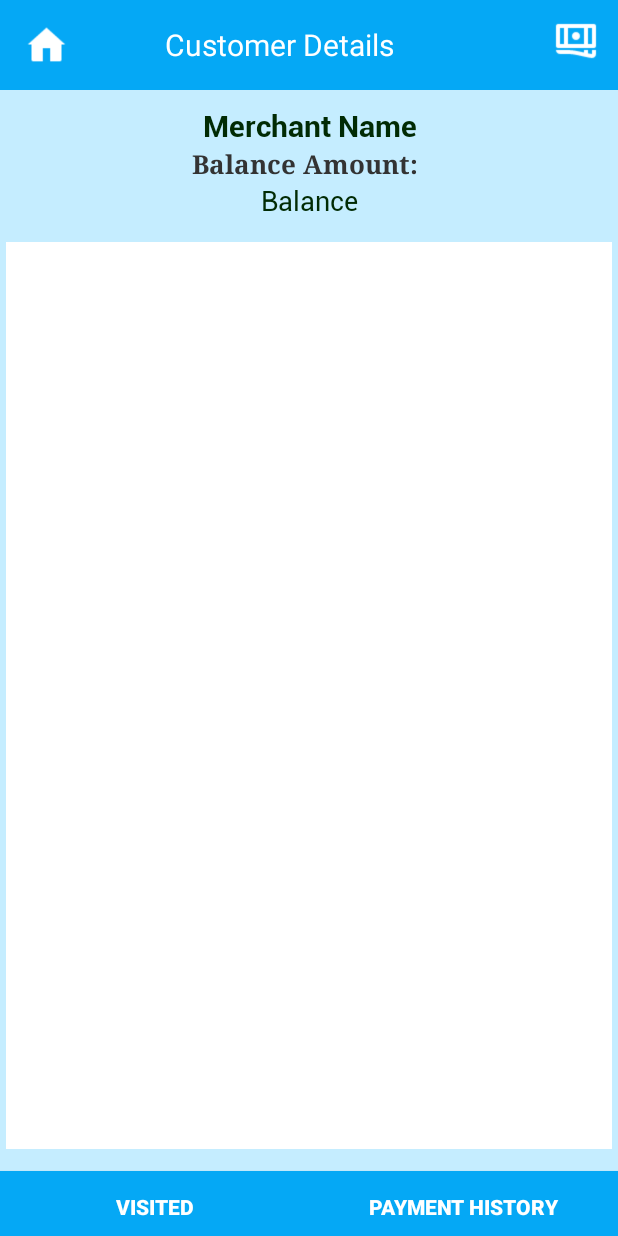
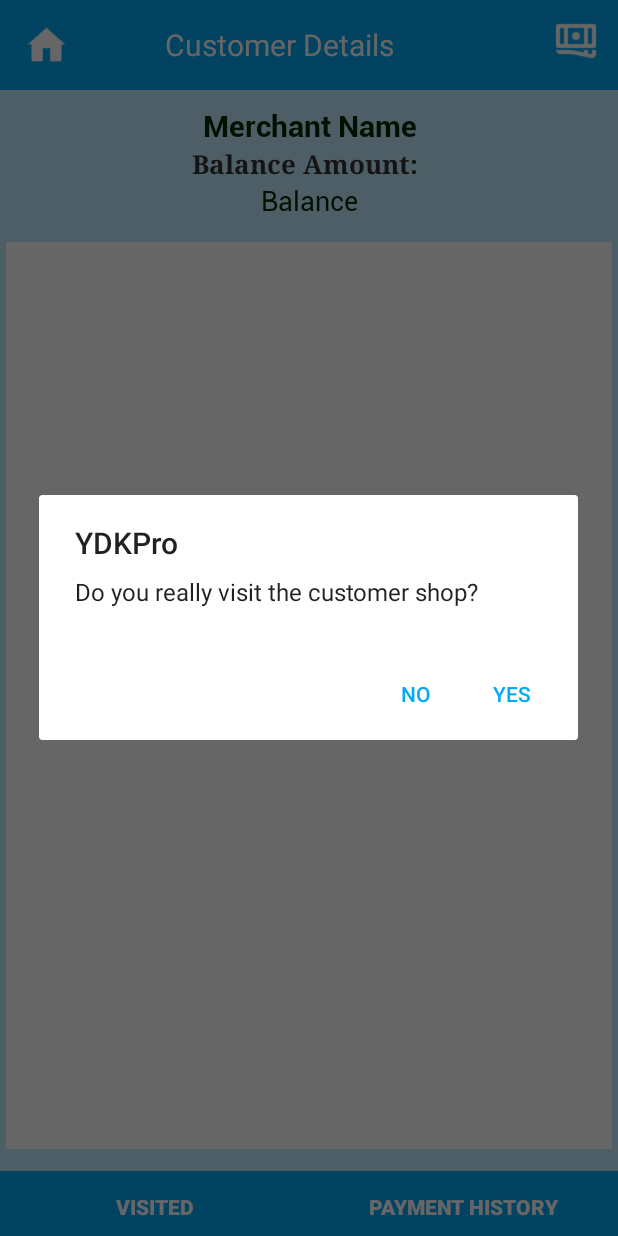
Before and after one commit to ecekarthik15/YDK, an Android app: the MerchantDetailActivity screen opened directly, with no data from a screen before it, after a tap on "VISITED", on a phone screen of 412 x 824 dp. Run offline under Robolectric (Android 15) with nearby library versions, the phone set to English and light mode, and no system bars; 7 statements that could not run were skipped.

Commit message:
payment and customer visit changes

```diff
--- a/app/src/main/java/android/sales/rajesh/com/sales/Controller/MerchantDetailActivity.java
+++ b/app/src/main/java/android/sales/rajesh/com/sales/Controller/MerchantDetailActivity.java
@@ -2,6 +2,7 @@ package android.sales.rajesh.com.sales.Controller;
 
 import android.app.Activity;
 import android.content.Context;
+import android.content.DialogInterface;
 import android.content.Intent;
 import android.location.Location;
 import android.os.Bundle;
@@ -36,6 +37,7 @@ import android.widget.TextView;
 
 import java.util.ArrayList;
 import java.util.List;
+import android.app.AlertDialog;
 
 /**
  * Created by Karthik on 2/1/17.
@@ -177,6 +179,46 @@ public class MerchantDetailActivity extends WebCallableCoreActivity implements V
 
         if(v == visitedBt){
 
+            AlertDialog alertDialog = new AlertDialog.Builder(this).create();
+
+            alertDialog.setTitle("YDKPro");
+            alertDialog.setMessage(getResources().getString(R.string.visiting_customer_confirmation));
+            alertDialog.setButton("YES",
+                    new DialogInterface.OnClickListener() {
+
+                        public void onClick(DialogInterface dialog, int which) {
+
+                            updateLocation();
+                        }
+                    });
+
+            alertDialog.setButton2("NO",
+                    new DialogInterface.OnClickListener() {
+
+                        public void onClick(DialogInterface dialog, int which) {
+
+
+                        }
+                    });
+
+            alertDialog.show();
+
+        }
+
+        if(v == paymentHistoryBt){
+
+            Intent gotoMerchantPaymentHistory = new Intent(MerchantDetailActivity.this,
+                    PaymentHistoryActivity.class);
+
+            gotoMerchantPaymentHistory.putExtra("merchant", selectedMerchant);
+
+
+            startActivity(gotoMerchantPaymentHistory);
+        }
+    }
+
+    private void updateLocation(){
+
         mLocationCounter = 0;
 
         Log.e(TAG,"visited action ====== ");
@@ -192,16 +234,16 @@ public class MerchantDetailActivity extends WebCallableCoreActivity implements V
                 if(mLocationCounter == 0) {
                     currentLocation = location;
 
-                        UserLocation loginLocation = new UserLocation();
-                        UserLogin userLogin = UserLogin.getLastLoggedInUser();
-                        loginLocation.setUserId(userLogin.getUserId());
-                        loginLocation.setLatitude(currentLocation.getLatitude() + "");
-                        loginLocation.setLongitude(currentLocation.getLongitude() + "");
-                        loginLocation.setRecordedAt(Utility.getDateAndTime());
-                        loginLocation.setDisplayName(UserLocation.USER_LOCATION_DISPLAY_NAME_VISITED);
-                        loginLocation.setMerchantId(selectedMerchant.getId());
+//                        UserLocation loginLocation = new UserLocation();
+//                        UserLogin userLogin = UserLogin.getLastLoggedInUser();
+//                        loginLocation.setUserId(userLogin.getUserId());
+//                        loginLocation.setLatitude(currentLocation.getLatitude() + "");
+//                        loginLocation.setLongitude(currentLocation.getLongitude() + "");
+//                        loginLocation.setRecordedAt(Utility.getDateAndTime());
+//                        loginLocation.setDisplayName(UserLocation.USER_LOCATION_DISPLAY_NAME_VISITED);
+//                        loginLocation.setMerchantId(selectedMerchant.getId());
 
-                        loginLocation.persistData();
+//                        loginLocation.persistData();
 
                     Log.e(TAG,"get Location called ============ "+currentLocation);
 
@@ -223,23 +265,6 @@ public class MerchantDetailActivity extends WebCallableCoreActivity implements V
 
 
         locationHelper.getLastLocation();
-
-
-
-
-
-        }
-
-        if(v == paymentHistoryBt){
-
-            Intent gotoMerchantPaymentHistory = new Intent(MerchantDetailActivity.this,
-                    PaymentHistoryActivity.class);
-
-            gotoMerchantPaymentHistory.putExtra("merchant", selectedMerchant);
-
-
-            startActivity(gotoMerchantPaymentHistory);
-        }
     }
 
 
--- a/app/src/main/res/values/strings.xml
+++ b/app/src/main/res/values/strings.xml
@@ -25,5 +25,8 @@
 
     <string name="payment_history_title">Payment History</string>
 
+    <string name="visiting_customer_confirmation">Do you really visit the customer shop?</string>
+
+    <string name="submitting_payment_confirmation">Do you really submit the payment?</string>
 
 </resources>
```
Also changed, not shown: app/src/main/java/android/sales/rajesh/com/sales/Controller/LoginActivity.java (+9 -8 lines), app/src/main/java/android/sales/rajesh/com/sales/Controller/MerchantPaymentActivity.java (+70 -30 lines), app/src/main/java/android/sales/rajesh/com/sales/Core/WebCallableCoreActivity.java (+8 -2 lines), app/src/main/java/android/sales/rajesh/com/sales/Utils/Constants.java (+60 -16 lines). Lines whose indentation alone changed are shown as unchanged.
